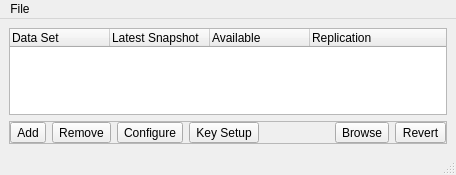
Before: the Qt Designer form src-qt4/life-preserver/mainUI.ui in trueos/pcbsd, drawn with Qt 5.
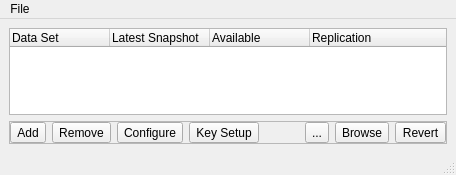
After: the same form once the commit is applied. Icons and pictures are not drawn.

Commit message: Add a new button to the life-preserver for creating a snapshot right then

What changed in the file:
```diff
--- a/src-qt4/life-preserver/mainUI.ui
+++ b/src-qt4/life-preserver/mainUI.ui
@@ -142,6 +142,20 @@
          </property>
         </spacer>
        </item>
+       <item>
+        <widget class="QToolButton" name="tool_newsnapshot">
+         <property name="statusTip">
+          <string>Make a new snapshot immediately</string>
+         </property>
+         <property name="text">
+          <string>...</string>
+         </property>
+         <property name="icon">
+          <iconset resource="lPreserve.qrc">
+           <normaloff>:/images/camera_add.png</normaloff>:/images/camera_add.png</iconset>
+         </property>
+        </widget>
+       </item>
        <item>
         <widget class="QToolButton" name="tool_browse">
          <property name="statusTip">
```
The commit also changes 6 other files.
